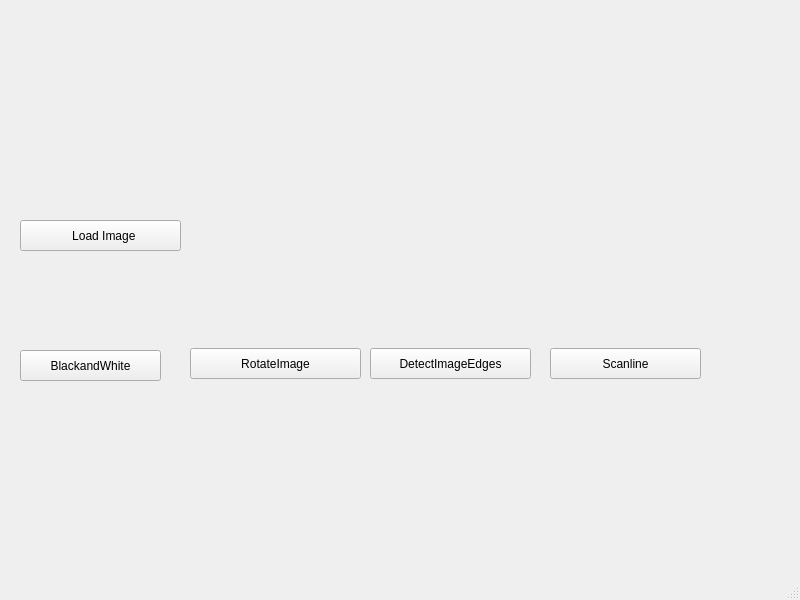
nouranragy/Assignment1-ImageFilters, file mainwindow.ui: the form before one commit.
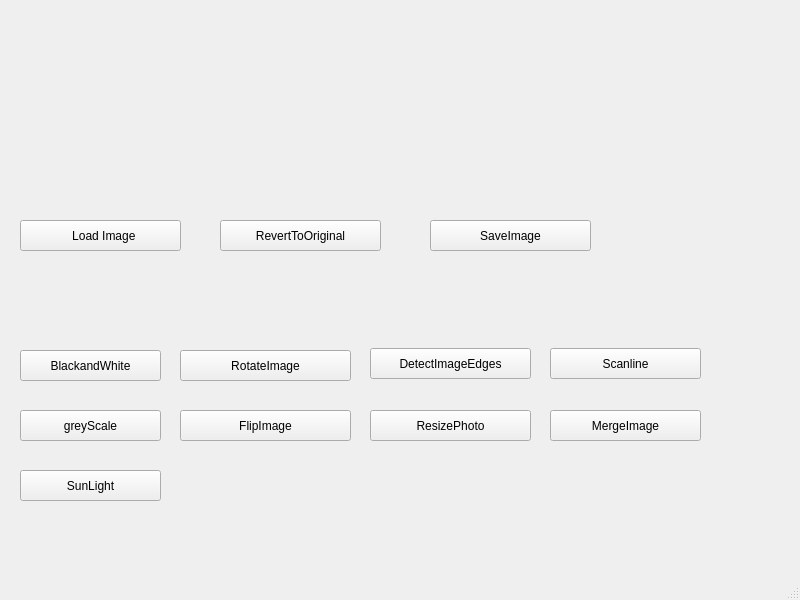
The form after the commit.

Patch:
```diff
--- a/mainwindow.ui
+++ b/mainwindow.ui
@@ -75,8 +75,8 @@
    <widget class="QPushButton" name="RotateImage">
     <property name="geometry">
      <rect>
-      <x>190</x>
-      <y>348</y>
+      <x>180</x>
+      <y>350</y>
       <width>171</width>
       <height>31</height>
      </rect>
@@ -111,6 +111,97 @@
      <string>Scanline</string>
     </property>
    </widget>
+   <widget class="QPushButton" name="greyScale">
+    <property name="geometry">
+     <rect>
+      <x>20</x>
+      <y>410</y>
+      <width>141</width>
+      <height>31</height>
+     </rect>
+    </property>
+    <property name="text">
+     <string>greyScale</string>
+    </property>
+   </widget>
+   <widget class="QPushButton" name="flipImage">
+    <property name="geometry">
+     <rect>
+      <x>180</x>
+      <y>410</y>
+      <width>171</width>
+      <height>31</height>
+     </rect>
+    </property>
+    <property name="text">
+     <string>FlipImage</string>
+    </property>
+   </widget>
+   <widget class="QPushButton" name="resizePhoto">
+    <property name="geometry">
+     <rect>
+      <x>370</x>
+      <y>410</y>
+      <width>161</width>
+      <height>31</height>
+     </rect>
+    </property>
+    <property name="text">
+     <string>ResizePhoto</string>
+    </property>
+   </widget>
+   <widget class="QPushButton" name="mergeImage">
+    <property name="geometry">
+     <rect>
+      <x>550</x>
+      <y>410</y>
+      <width>151</width>
+      <height>31</height>
+     </rect>
+    </property>
+    <property name="text">
+     <string>MergeImage</string>
+    </property>
+   </widget>
+   <widget class="QPushButton" name="sunLight">
+    <property name="geometry">
+     <rect>
+      <x>20</x>
+      <y>470</y>
+      <width>141</width>
+      <height>31</height>
+     </rect>
+    </property>
+    <property name="text">
+     <string>SunLight</string>
+    </property>
+   </widget>
+   <widget class="QPushButton" name="btnSave">
+    <property name="geometry">
+     <rect>
+      <x>430</x>
+      <y>220</y>
+      <width>161</width>
+      <height>31</height>
+     </rect>
+    </property>
+    <property name="text">
+     <string>SaveImage</string>
+    </property>
+   </widget>
+   <widget class="QPushButton" name="revertToOriginal">
+    <property name="geometry">
+     <rect>
+      <x>220</x>
+      <y>220</y>
+      <width>161</width>
+      <height>31</height>
+     </rect>
+    </property>
+    <property name="text">
+     <string>RevertToOriginal</string>
+    </property>
+   </widget>
   </widget>
   <widget class="QMenuBar" name="menubar">
    <property name="geometry">
```
Left out of the diff: 2 changed lines with no effect on the pictures.
